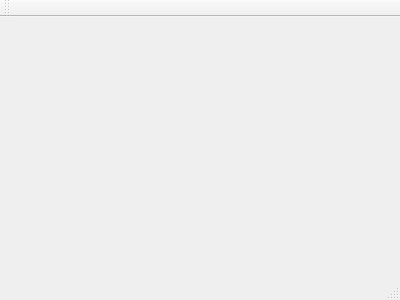
The window that simulation-visualizer/simvis/mainwindow.ui (DSRC-GPU/CrowGenCpp) describes before a commit, drawn with Qt 5.
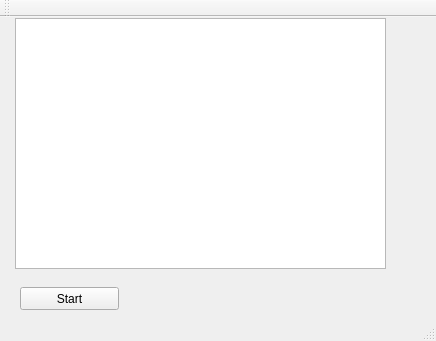
The same window after the commit.

```diff
--- a/simulation-visualizer/simvis/mainwindow.ui
+++ b/simulation-visualizer/simvis/mainwindow.ui
@@ -1,24 +1,63 @@
 <ui version="4.0">
  <class>MainWindow</class>
- <widget class="QMainWindow" name="MainWindow" >
-  <property name="geometry" >
+ <widget class="QMainWindow" name="MainWindow">
+  <property name="geometry">
    <rect>
     <x>0</x>
     <y>0</y>
-    <width>400</width>
-    <height>300</height>
+    <width>436</width>
+    <height>341</height>
    </rect>
   </property>
   <property name="windowTitle" >
    <string>MainWindow</string>
   </property>
-  <widget class="QMenuBar" name="menuBar" />
-  <widget class="QToolBar" name="mainToolBar" />
-  <widget class="QWidget" name="centralWidget" />
-  <widget class="QStatusBar" name="statusBar" />
+  <widget class="QWidget" name="centralWidget">
+   <widget class="QGraphicsView" name="graphicsView">
+    <property name="geometry">
+     <rect>
+      <x>15</x>
+      <y>1</y>
+      <width>371</width>
+      <height>251</height>
+     </rect>
+    </property>
+   </widget>
+   <widget class="QPushButton" name="pushButton">
+    <property name="geometry">
+     <rect>
+      <x>20</x>
+      <y>270</y>
+      <width>99</width>
+      <height>23</height>
+     </rect>
+    </property>
+    <property name="text">
+     <string>Start</string>
+    </property>
+   </widget>
+  </widget>
+  <widget class="QMenuBar" name="menuBar">
+   <property name="geometry">
+    <rect>
+     <x>0</x>
+     <y>0</y>
+     <width>436</width>
+     <height>20</height>
+    </rect>
+   </property>
+  </widget>
+  <widget class="QToolBar" name="mainToolBar">
+   <attribute name="toolBarArea">
+    <enum>TopToolBarArea</enum>
+   </attribute>
+   <attribute name="toolBarBreak">
+    <bool>false</bool>
+   </attribute>
+  </widget>
+  <widget class="QStatusBar" name="statusBar"/>
  </widget>
- <layoutDefault spacing="6" margin="11" />
- <pixmapfunction></pixmapfunction>
+ <layoutdefault spacing="6" margin="11"/>
  <resources/>
  <connections/>
 </ui>
```
Left out of the diff: 3 changed lines with no effect on the pictures.
